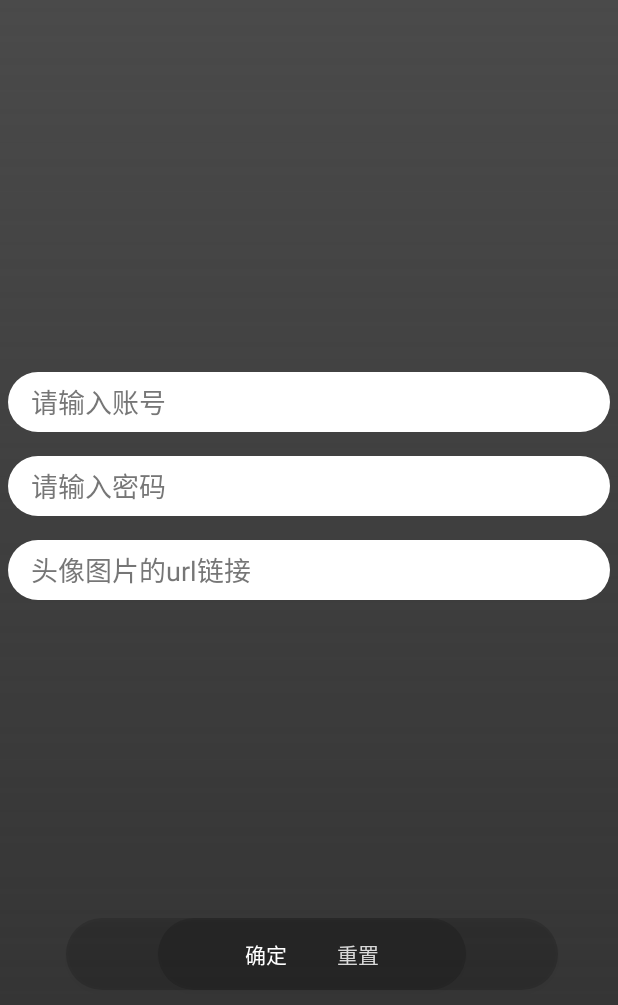
After one commit to hellowch/accountAPP_Android, an Android app: the Register screen opened directly, with no data from a screen before it, on a phone screen of 412 x 824 dp. The commit adds this screen. Shown: the top 1005 px of the screen. Run offline under Robolectric (Android 15) with nearby library versions, the phone set to English and light mode, and no system bars; libraries missing offline, so code that uses them is left out: com.github.mikephil.charting.

Commit message:
完成单独注册界面，添加注册头像

```diff
--- a/app/src/main/java/com/example/finalproject/Adapter/inaccountAdapter.java
+++ b/app/src/main/java/com/example/finalproject/Adapter/inaccountAdapter.java
@@ -18,6 +18,7 @@ import androidx.recyclerview.widget.RecyclerView;
 import com.example.finalproject.InActivity;
 import com.example.finalproject.R;
 import com.example.finalproject.Utils.MyRecyclerViewItem;
+import com.example.finalproject.pojo.Urls;
 
 import org.json.JSONArray;
 import org.json.JSONObject;
@@ -97,7 +98,7 @@ public class inaccountAdapter extends RecyclerView.Adapter<inaccountAdapter.View
                             String json = "id="  + list.get(position).get("id").toString();
                             OkHttpClient client = new OkHttpClient();
                             Request request = new Request.Builder()
-                                    .url("http://weichenhao.cn:8080/inaccount/inaccountDelete")   //本电脑的ip地址
+                                    .url(Urls.getUrl() +"inaccount/inaccountDelete")   //本电脑的ip地址
                                     .post(RequestBody.create(MediaType.parse("application/x-www-form-urlencoded"),json))   //创建http客户端
                                     .header("token",token)
                                     .build();  //创造http请求
--- a/app/src/main/java/com/example/finalproject/Adapter/outaccountAdapter.java
+++ b/app/src/main/java/com/example/finalproject/Adapter/outaccountAdapter.java
@@ -15,6 +15,7 @@ import androidx.recyclerview.widget.RecyclerView;
 
 import com.example.finalproject.R;
 import com.example.finalproject.Utils.MyRecyclerViewItem;
+import com.example.finalproject.pojo.Urls;
 
 import org.json.JSONObject;
 
@@ -87,11 +88,10 @@ public class outaccountAdapter extends RecyclerView.Adapter<outaccountAdapter.Vi
                     @Override
                     public void run() {
                         try {
-//                            192.168.123.188
                             String json = "id="  + list.get(position).get("id").toString();
                             OkHttpClient client = new OkHttpClient();
                             Request request = new Request.Builder()
-                                    .url("http://weichenhao.cn:8080/outaccount/outaccountDelete")   //本电脑的ip地址
+                                    .url(Urls.getUrl() +"outaccount/outaccountDelete")   //本电脑的ip地址
                                     .post(RequestBody.create(MediaType.parse("application/x-www-form-urlencoded"),json))   //创建http客户端
                                     .header("token",token)
                                     .build();  //创造http请求
--- a/app/src/main/java/com/example/finalproject/Login.java
+++ b/app/src/main/java/com/example/finalproject/Login.java
@@ -30,6 +30,7 @@ public class Login extends AppCompatActivity {
         final EditText userName = (EditText)findViewById(R.id.userName);
         final EditText passWord = (EditText)findViewById(R.id.passWord);
         final Button login = findViewById(R.id.login);
+        final Button newUser = findViewById(R.id.newUser);
 
         login.setOnClickListener(new View.OnClickListener() {
             @Override
@@ -86,51 +87,11 @@ public class Login extends AppCompatActivity {
         });
 
 
-        final Button newUser = findViewById(R.id.newUser);
         newUser.setOnClickListener(new View.OnClickListener() {
             @Override
             public void onClick(View v) {
-                new Thread(new Runnable() {
-                    @Override
-                    public void run() {
-                        try {
-                            String json = "{\n" +
-                                    "    \"username\":" + "\"" + userName.getText().toString() + "\"" + ",\n" +
-                                    "    \"password\":" + "\"" + passWord.getText().toString() + "\"" + "\n" +
-                                    "}";
-                            System.out.println(json);
-
-                            OkHttpClient client = new OkHttpClient();
-                            Request request = new Request.Builder()
-                                    .url(Urls.getUrl() +"user/register")   //本电脑的ip地址
-                                    .post(RequestBody.create(MediaType.parse("application/json"),json))   //创建http客户端
-//                                    .header("token",token)
-                                    .build();  //创造http请求
-                            Response response = client.newCall(request).execute();  //执行发送的指令 ,若有返回值则储存其中
-
-                            String responseData = response.body().string(); //获取返回回来的json结果
-                            JSONObject jsonObject = new JSONObject(responseData);
-                            Log.d("msg",""+jsonObject.getString("msg"));
-                            final String msg = jsonObject.getString("msg");
-
-                            runOnUiThread(new Runnable() {
-                                @Override
-                                public void run() {
-
-                                    Toast.makeText(Login.this,msg,Toast.LENGTH_SHORT).show();
-                                }
-                            });
-                        }catch (Exception e){
-                            e.printStackTrace();
-                            runOnUiThread(new Runnable() {
-                                @Override
-                                public void run() {
-                                    Toast.makeText(Login.this,"网络失败",Toast.LENGTH_SHORT).show();
-                                }
-                            });
-                        }
-                    }
-                }).start();
+                Intent intent = new Intent("Register");
+                startActivity(intent);
             }
         });
     }
--- /dev/null
+++ b/app/src/main/java/com/example/finalproject/Register.java
@@ -0,0 +1,96 @@
+package com.example.finalproject;
+
+import androidx.appcompat.app.AppCompatActivity;
+
+import android.content.Intent;
+import android.os.Bundle;
+import android.util.Log;
+import android.view.View;
+import android.widget.Button;
+import android.widget.EditText;
+import android.widget.Toast;
+
+import com.example.finalproject.pojo.Urls;
+import com.github.mikephil.charting.charts.BarChart;
+
+import org.json.JSONObject;
+
+import okhttp3.MediaType;
+import okhttp3.OkHttpClient;
+import okhttp3.Request;
+import okhttp3.RequestBody;
+import okhttp3.Response;
+
+public class Register extends AppCompatActivity {
+
+    public EditText passWordRegister,avatarRegister,userNameRegister;
+    public Button trueRegister,falseRegister;
+
+    @Override
+    protected void onCreate(Bundle savedInstanceState) {
+        super.onCreate(savedInstanceState);
+        setContentView(R.layout.activity_register);
+
+        passWordRegister = findViewById(R.id.passWordRegister);
+        avatarRegister = findViewById(R.id.avatarRegister);
+        userNameRegister = findViewById(R.id.userNameRegister);
+        trueRegister = findViewById(R.id.trueRegister);
+        falseRegister = findViewById(R.id.falseRegister);
+
+        trueRegister.setOnClickListener(new View.OnClickListener() {
+            @Override
+            public void onClick(View v) {
+                new Thread(new Runnable() {
+                    @Override
+                    public void run() {
+                        try {
+                            String json = "{\n" +
+                                    "    \"username\":" + "\"" + userNameRegister.getText().toString() + "\"" + ",\n" +
+                                    "    \"password\":" + "\"" + passWordRegister.getText().toString() + "\"" + ",\n" +
+                                    "    \"avatar\":" + "\"" + avatarRegister.getText().toString() + "\"" + "\n" +
+                                    "}";
+                            System.out.println(json);
+
+                            OkHttpClient client = new OkHttpClient();
+                            Request request = new Request.Builder()
+                                    .url(Urls.getUrl() +"user/register")   //本电脑的ip地址
+                                    .post(RequestBody.create(MediaType.parse("application/json"),json))   //创建http客户端
+//                                    .header("token",token)
+                                    .build();  //创造http请求
+                            Response response = client.newCall(request).execute();  //执行发送的指令 ,若有返回值则储存其中
+
+                            String responseData = response.body().string(); //获取返回回来的json结果
+                            JSONObject jsonObject = new JSONObject(responseData);
+                            Log.d("msg",""+jsonObject.getString("msg"));
+                            final String msg = jsonObject.getString("msg");
+
+                            runOnUiThread(new Runnable() {
+                                @Override
+                                public void run() {
+                                    Toast.makeText(Register.this,msg,Toast.LENGTH_SHORT).show();
+                                }
+                            });
+                        }catch (Exception e){
+                            e.printStackTrace();
+                            runOnUiThread(new Runnable() {
+                                @Override
+                                public void run() {
+                                    Toast.makeText(Register.this,"网络失败",Toast.LENGTH_SHORT).show();
+                                }
+                            });
+                        }
+                    }
+                }).start();
+            }
+        });
+
+        falseRegister.setOnClickListener(new View.OnClickListener() {
+            @Override
+            public void onClick(View v) {
+                passWordRegister.setText(null);
+                avatarRegister.setText(null);
+                userNameRegister.setText(null);
+            }
+        });
+    }
+}
--- a/app/src/main/res/layout/activity_count.xml
+++ b/app/src/main/res/layout/activity_count.xml
@@ -13,7 +13,9 @@
         android:layout_width="408dp"
         android:layout_height="581dp"
         android:layout_marginTop="151dp"
+        android:layout_marginEnd="30dp"
         app:layout_constraintBottom_toBottomOf="parent"
+        app:layout_constraintEnd_toEndOf="parent"
         app:layout_constraintStart_toStartOf="parent"
         app:layout_constraintTop_toTopOf="parent"
         app:layout_constraintVertical_bias="0.0" />
--- /dev/null
+++ b/app/src/main/res/layout/activity_register.xml
@@ -0,0 +1,88 @@
+<?xml version="1.0" encoding="utf-8"?>
+<androidx.constraintlayout.widget.ConstraintLayout xmlns:android="http://schemas.android.com/apk/res/android"
+    xmlns:app="http://schemas.android.com/apk/res-auto"
+    xmlns:tools="http://schemas.android.com/tools"
+    android:layout_width="match_parent"
+    android:layout_height="match_parent"
+    android:background="@drawable/bg_register"
+    tools:context=".Register">
+
+    <EditText
+        android:id="@+id/passWordRegister"
+        android:layout_width="match_parent"
+        android:layout_height="40dp"
+        android:layout_marginStart="5dp"
+        android:layout_marginTop="16dp"
+        android:layout_marginEnd="5dp"
+        android:background="@drawable/bg_et_register"
+        android:ems="10"
+        android:hint="请输入密码"
+        android:inputType="textPassword"
+        android:paddingLeft="15dp"
+        android:textColor="@color/color3"
+        android:textColorHint="@color/color2"
+        app:layout_constraintEnd_toEndOf="parent"
+        app:layout_constraintHorizontal_bias="0.0"
+        app:layout_constraintStart_toStartOf="parent"
+        app:layout_constraintTop_toBottomOf="@+id/userNameRegister" />
+
+    <EditText
+        android:id="@+id/avatarRegister"
+        android:layout_width="match_parent"
+        android:layout_height="40dp"
+        android:layout_marginStart="5dp"
+        android:layout_marginTop="72dp"
+        android:layout_marginEnd="5dp"
+        android:background="@drawable/bg_et_register"
+        android:ems="10"
+        android:hint="头像图片的url链接"
+        android:inputType="textPersonName"
+        android:paddingLeft="15dp"
+        android:textColor="@color/color3"
+        android:textColorHint="@color/color2"
+        app:layout_constraintEnd_toEndOf="parent"
+        app:layout_constraintHorizontal_bias="0.0"
+        app:layout_constraintStart_toStartOf="parent"
+        app:layout_constraintTop_toBottomOf="@+id/userNameRegister" />
+
+    <EditText
+        android:id="@+id/userNameRegister"
+        android:layout_width="match_parent"
+        android:layout_height="40dp"
+        android:layout_marginStart="5dp"
+        android:layout_marginTop="248dp"
+        android:layout_marginEnd="5dp"
+        android:background="@drawable/bg_et_register"
+        android:ems="10"
+        android:hint="请输入账号"
+        android:inputType="textPersonName"
+        android:paddingLeft="15dp"
+        android:textColor="@color/color3"
+        android:textColorHint="@color/color2"
+        app:layout_constraintEnd_toEndOf="parent"
+        app:layout_constraintHorizontal_bias="0.0"
+        app:layout_constraintStart_toStartOf="parent"
+        app:layout_constraintTop_toTopOf="parent" />
+
+    <Button
+        android:id="@+id/falseRegister"
+        android:layout_width="400px"
+        android:layout_height="wrap_content"
+        android:layout_marginEnd="40dp"
+        android:layout_marginBottom="164dp"
+        android:background="@drawable/bg_btn_redister"
+        android:text="重置"
+        app:layout_constraintBottom_toBottomOf="parent"
+        app:layout_constraintEnd_toEndOf="parent" />
+
+    <Button
+        android:id="@+id/trueRegister"
+        android:layout_width="400px"
+        android:layout_height="wrap_content"
+        android:layout_marginStart="44dp"
+        android:layout_marginBottom="164dp"
+        android:background="@drawable/bg_btn_redister"
+        android:text="确定"
+        app:layout_constraintBottom_toBottomOf="parent"
+        app:layout_constraintStart_toStartOf="parent" />
+</androidx.constraintlayout.widget.ConstraintLayout>
```
Also changed, not shown: app/src/main/AndroidManifest.xml (+7 -0 lines).
